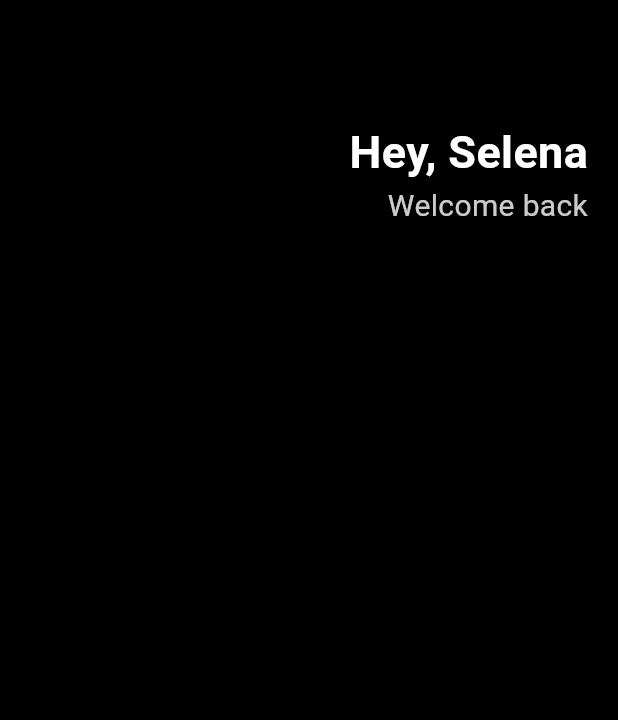
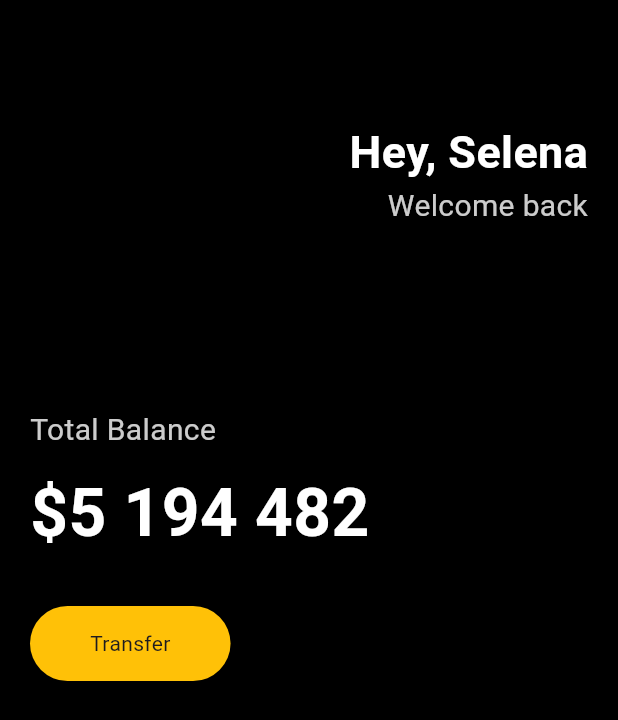
Before and after one commit to ohtaehyun/piniary-flutter, a Flutter app: the screen it shows after launch, on a phone screen of 412 x 824 dp. Shown: the top 720 px of the screen. Run offline on Flutter 3.47's test engine with Material 3 defaults, Android fonts, the phone set to English and light mode, and no system bars.

Commit message:
버튼 디자인 추가

```diff
--- a/lib/main.dart
+++ b/lib/main.dart
@@ -13,6 +13,7 @@
         body: Padding(
           padding: EdgeInsets.symmetric(horizontal: 20),
           child: Column(
+            crossAxisAlignment: CrossAxisAlignment.start,
             children: [
               SizedBox(
                 height: 80,
@@ -42,6 +43,44 @@
                   )
                 ],
               ),
+              SizedBox(
+                height: 120,
+              ),
+              Text(
+                'Total Balance',
+                style: TextStyle(
+                  color: Colors.white.withOpacity(0.8),
+                  fontSize: 20,
+                ),
+              ),
+              SizedBox(
+                height: 10,
+              ),
+              Text(
+                '\$5 194 482',
+                style: TextStyle(
+                  color: Colors.white,
+                  fontSize: 44,
+                  fontWeight: FontWeight.w600,
+                ),
+              ),
+              SizedBox(
+                height: 30,
+              ),
+              Row(
+                children: [
+                  Container(
+                    decoration: BoxDecoration(
+                        color: Colors.amber,
+                        borderRadius: BorderRadius.circular(45)),
+                    child: Padding(
+                      padding:
+                          EdgeInsets.symmetric(vertical: 15, horizontal: 40),
+                      child: Text('Transfer'),
+                    ),
+                  )
+                ],
+              )
             ],
           ),
         ),
```
